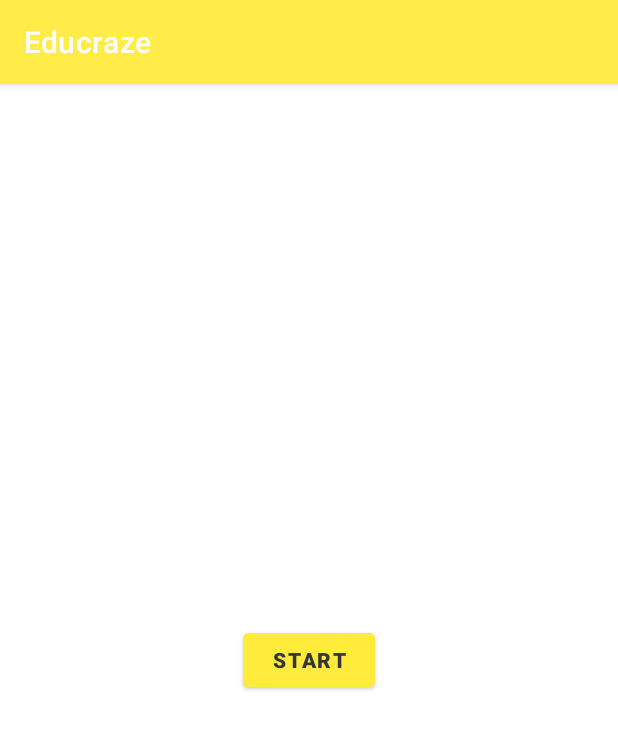
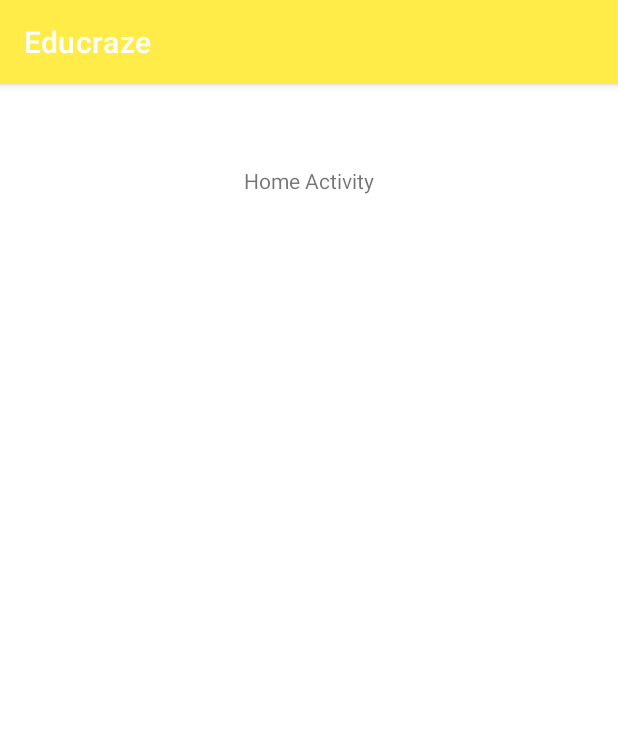
Before and after one commit to Rd4dev/Educraze, an Android app: the screen it shows after launch (MainActivity before the commit, HomeActivity after it), after a tap on "START", on a phone screen of 412 x 824 dp. Shown: the top 729 px of the screen. Run offline under Robolectric (Android 15) with nearby library versions, the phone set to English and light mode, and no system bars.

Commit message:
Card Corner Radius, MainActivity to HomeActivity intent added

```diff
--- a/app/src/main/java/com/rd/educraze/MainActivity.kt
+++ b/app/src/main/java/com/rd/educraze/MainActivity.kt
@@ -1,5 +1,6 @@
 package com.rd.educraze
 
+import android.content.Intent
 import androidx.appcompat.app.AppCompatActivity
 import android.os.Bundle
 import android.widget.Button
@@ -13,6 +14,8 @@ class MainActivity : AppCompatActivity() {
         val startBtn = findViewById<Button>(R.id.Start)
         startBtn.setOnClickListener {
             Toast.makeText(this, "Let's Start", Toast.LENGTH_LONG).show()
+            val intent = Intent(this, HomeActivity::class.java)
+            startActivity(intent)
         }
     }
 }
--- a/app/src/main/res/layout/courses_card.xml
+++ b/app/src/main/res/layout/courses_card.xml
@@ -9,6 +9,7 @@
         android:layout_width="150dp"
         android:layout_height="150dp"
         android:backgroundTint="@color/purple_200"
+        app:cardCornerRadius="10sp"
         app:layout_constraintBottom_toBottomOf="parent"
         app:layout_constraintEnd_toEndOf="parent"
         app:layout_constraintStart_toStartOf="parent"
```
